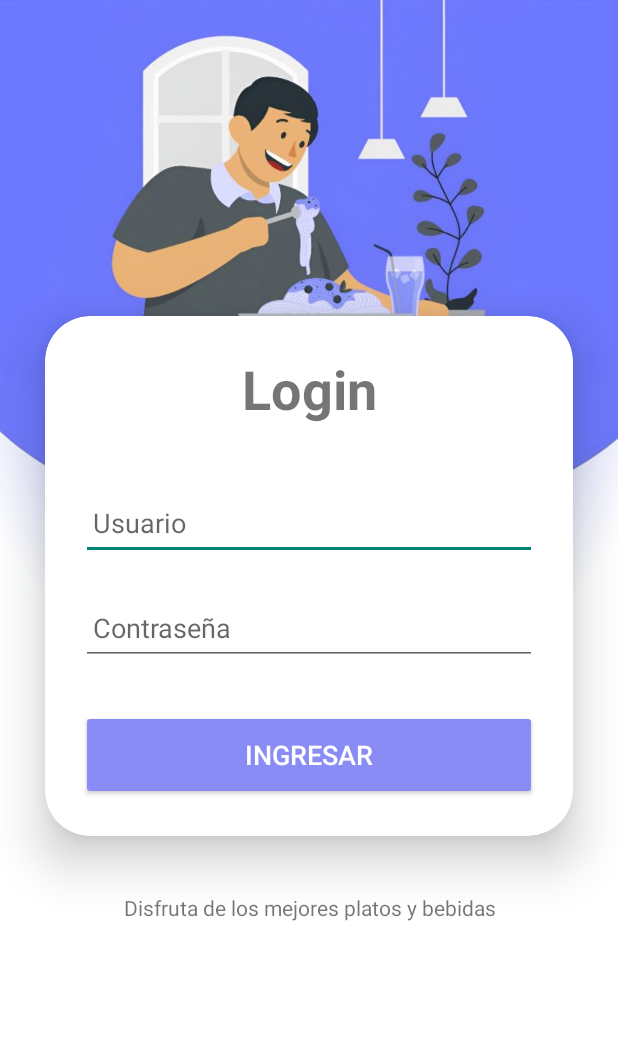
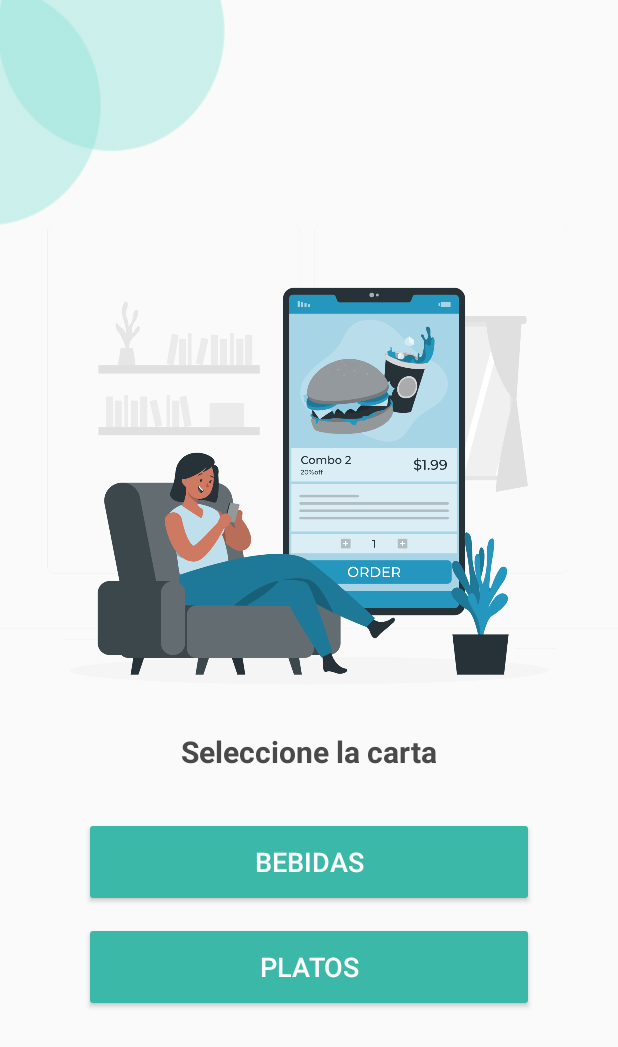
Before and after one commit to LMGP2002/Taller---RecyclerView-SQLite, an Android app: the screen it shows after launch (Login before the commit, SeleccionCartaProductos after it), on a phone screen of 412 x 824 dp. Shown: the top 1047 px of the screen. Run offline under Robolectric (Android 15) with nearby library versions, the light colour scheme and no system bars.

Commit message:
Creación interfaz de selección de la carta de productos

```diff
--- a/app/src/main/AndroidManifest.xml
+++ b/app/src/main/AndroidManifest.xml
@@ -13,7 +13,7 @@
         android:theme="@style/Theme.RestauranteVentas"
         tools:targetApi="31">
         <activity
-            android:name=".Login"
+            android:name=".SeleccionCartaProductos"
             android:exported="true" >
             <intent-filter>
                 <action android:name="android.intent.action.MAIN" />
@@ -22,10 +22,12 @@
             </intent-filter>
         </activity>
         <activity
+            android:name=".Login"
+            android:exported="false">
+        </activity>
+        <activity
             android:name=".MainActivity"
-            android:exported="false">
-
-        </activity>
+            android:exported="false"></activity>
     </application>
 
 </manifest>
--- /dev/null
+++ b/app/src/main/java/com/example/restauranteventas/ConstantesLogin.java
@@ -0,0 +1,7 @@
+package com.example.restauranteventas;
+
+public class ConstantesLogin {
+    //Creación de constantes para la validación del login
+    public static final String user="restaurante";
+    public static final String pass="Flor121314";
+}
--- a/app/src/main/java/com/example/restauranteventas/Login.java
+++ b/app/src/main/java/com/example/restauranteventas/Login.java
@@ -1,17 +1,48 @@
 package com.example.restauranteventas;
 
 import android.os.Bundle;
+import android.widget.Button;
+import android.widget.EditText;
+import android.widget.Toast;
 
 import androidx.activity.EdgeToEdge;
 import androidx.appcompat.app.AppCompatActivity;
 
 
 public class Login extends AppCompatActivity {
+    //Declaración de variables
+    EditText txtUser, txtPass;
+    Button btnLogin;
 
     @Override
     protected void onCreate(Bundle savedInstanceState) {
         super.onCreate(savedInstanceState);
         EdgeToEdge.enable(this);
         setContentView(R.layout.activity_login);
+
+        //Relación con los elementos del layout
+        txtUser=findViewById(R.id.txtUser);
+        txtPass=findViewById(R.id.txtPass);
+        btnLogin=findViewById(R.id.btnLogin);
+
+        //Asignación de funcionalidad al botón
+        btnLogin.setOnClickListener(v->{
+            login();
+        });
+    }
+
+    //Método para validar el inicio de sesión
+    private void login() {
+        String user=txtUser.getText().toString().trim();
+        String pass=txtPass.getText().toString();
+        if(!user.isEmpty()&&!pass.isEmpty()){
+            if(user.equals(ConstantesLogin.user)&&pass.equals(ConstantesLogin.pass)){
+                Toast.makeText(this, "Inicio sesión", Toast.LENGTH_SHORT).show();
+            }else{
+                Toast.makeText(this, "Credenciales Incorrectas", Toast.LENGTH_SHORT).show();
+            }
+        }else{
+            Toast.makeText(this, "Digite todos los campos", Toast.LENGTH_SHORT).show();
+        }
     }
 }
--- /dev/null
+++ b/app/src/main/java/com/example/restauranteventas/SeleccionCartaProductos.java
@@ -0,0 +1,18 @@
+package com.example.restauranteventas;
+
+import android.os.Bundle;
+
+import androidx.activity.EdgeToEdge;
+import androidx.appcompat.app.AppCompatActivity;
+
+
+public class SeleccionCartaProductos extends AppCompatActivity {
+
+    @Override
+    protected void onCreate(Bundle savedInstanceState) {
+        super.onCreate(savedInstanceState);
+        EdgeToEdge.enable(this);
+        setContentView(R.layout.activity_seleccion_carta_productos);
+
+    }
+}
--- /dev/null
+++ b/app/src/main/res/layout/activity_seleccion_carta_productos.xml
@@ -0,0 +1,67 @@
+<?xml version="1.0" encoding="utf-8"?>
+<RelativeLayout xmlns:android="http://schemas.android.com/apk/res/android"
+    xmlns:app="http://schemas.android.com/apk/res-auto"
+    xmlns:tools="http://schemas.android.com/tools"
+    android:id="@+id/main"
+    android:layout_width="match_parent"
+    android:layout_height="match_parent"
+    tools:context=".SeleccionCartaProductos">
+
+    <ImageView
+        android:id="@+id/imgShape"
+        android:layout_width="150dp"
+        android:layout_height="150dp"
+        android:scaleType="fitXY"
+        app:srcCompat="@drawable/shape"
+        android:layout_alignParentTop="true"
+        android:layout_alignParentLeft="true"
+        />
+
+    <ImageView
+        android:id="@+id/imgOrder"
+        android:layout_width="match_parent"
+        android:layout_height="320dp"
+        android:scaleType="centerCrop"
+        app:srcCompat="@drawable/order"
+        android:layout_below="@id/imgShape"
+        android:layout_centerHorizontal="true"
+        />
+
+    <TextView
+        android:id="@+id/txtTitle"
+        android:layout_width="wrap_content"
+        android:layout_height="wrap_content"
+        android:text="Seleccione la carta"
+        android:layout_below="@id/imgOrder"
+        android:layout_centerHorizontal="true"
+        android:textSize="20sp"
+        android:textStyle="bold"
+        android:textColor="@color/title_Color"
+        android:layout_marginTop="17dp"
+        />
+
+    <Button
+        android:layout_width="300dp"
+        android:layout_height="60dp"
+        android:id="@+id/btnBebidas"
+        android:text="Bebidas"
+        android:textSize="18sp"
+        android:backgroundTint="@color/btn_color"
+        android:layout_below="@id/txtTitle"
+        android:layout_centerHorizontal="true"
+        android:layout_marginTop="30dp"
+        app:cornerRadius = "40dp"/>
+
+    <Button
+        android:layout_width="300dp"
+        android:layout_height="60dp"
+        android:id="@+id/btnPlatos"
+        android:text="Platos"
+        android:textSize="18sp"
+        android:layout_centerHorizontal="true"
+        android:backgroundTint="@color/btn_color"
+        android:layout_marginTop="10dp"
+        android:layout_below="@+id/btnBebidas"
+        app:cornerRadius = "40dp"/>
+
+</RelativeLayout>
--- a/app/src/main/res/values/colors.xml
+++ b/app/src/main/res/values/colors.xml
@@ -6,6 +6,7 @@
     <color name="background">#EFEFEF</color>
     <color name="price_color">#494949</color>
     <color name="bar_color">#888cf4</color>
+    <color name="btn_color">#3CB8A9</color>
     <color name="text_color">#6A8AC8</color>
     <color name="title_Color">#494949</color>
 
```
Also changed, not shown: app/src/main/res/drawable/order.png (added), app/src/main/res/drawable/shape.png (added).
